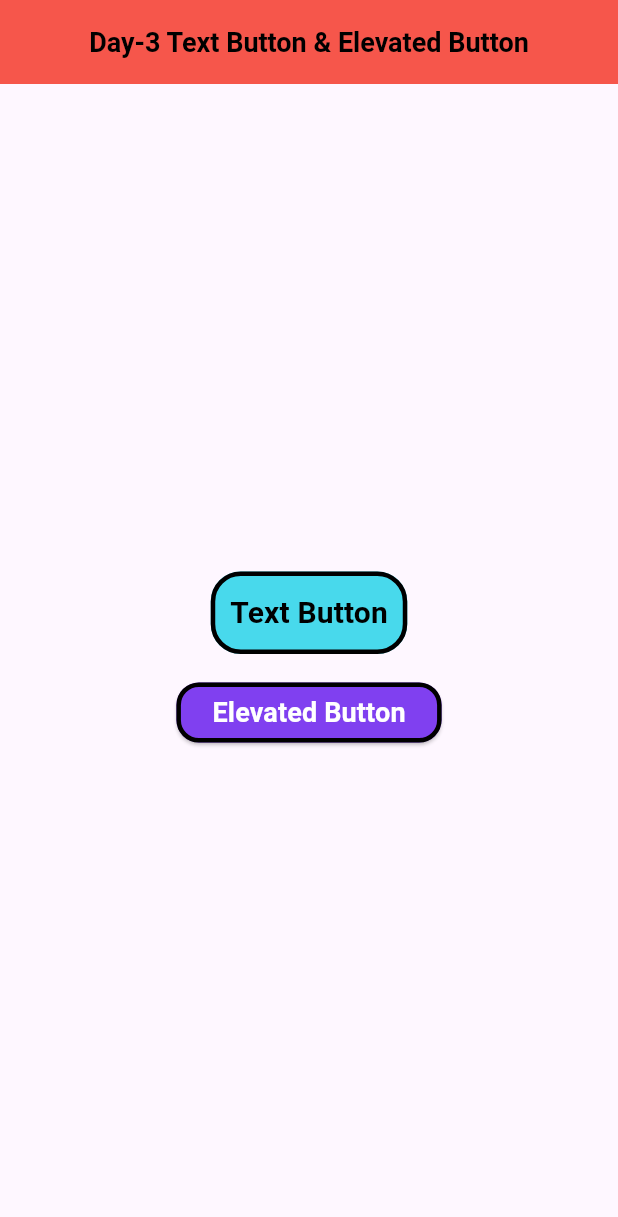
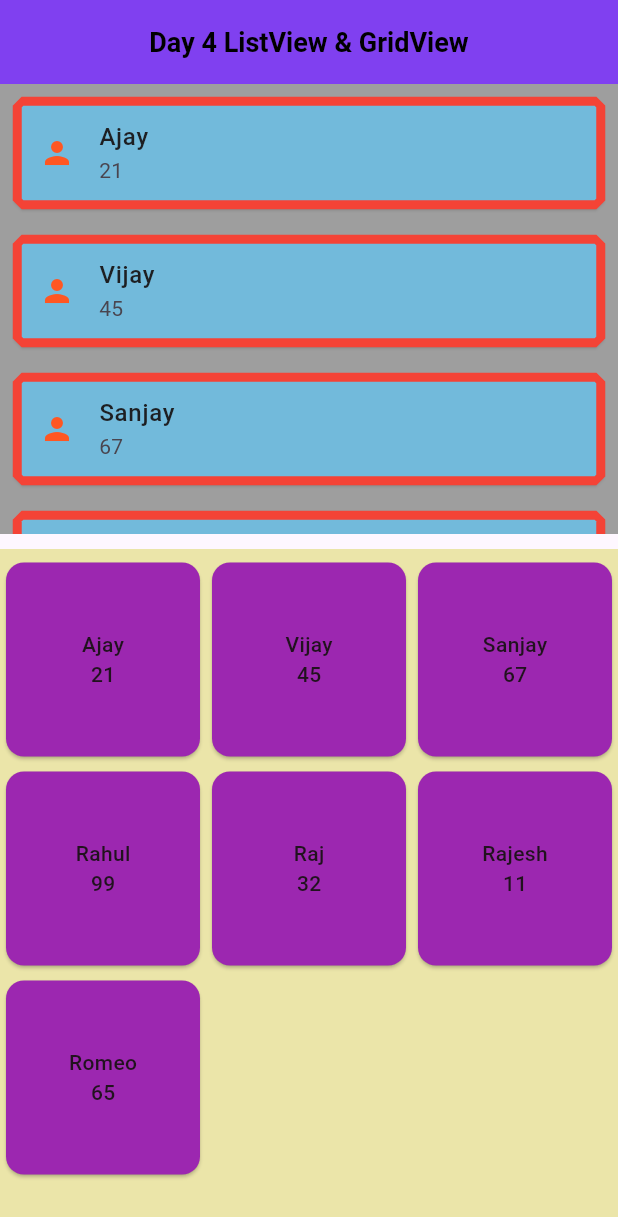
Before and after one commit to Vijay-Mahato/30_days-30_concept, a Flutter app: the screen it shows after launch, on a phone screen of 412 x 824 dp. Shown: the top 1217 px of the screen. Run offline on Flutter 3.47's test engine with Material 3 defaults, Android fonts, the phone set to English and light mode, and no system bars.

Commit message:
Day4 ListView.Builder & GridView.Builder

```diff
--- /dev/null
+++ b/lib/30_days_concepts/day-4.dart
@@ -0,0 +1,106 @@
+import 'package:flutter/material.dart';
+
+class Day4 extends StatelessWidget {
+  const Day4({super.key});
+
+  @override
+  Widget build(BuildContext context) {
+    List<String> name = [
+      "Ajay",
+      "Vijay",
+      "Sanjay",
+      "Rahul",
+      "Raj",
+      "Rajesh",
+      "Romeo"
+    ];
+    List<String> roll_no = ['21', '45', '67', '99', '32', '11', '65'];
+    return Scaffold(
+      appBar: AppBar(
+        backgroundColor: Theme.of(context).primaryColor,
+        centerTitle: true,
+        title: const Text(
+          'Day 4 ListView & GridView',
+          style: TextStyle(
+              color: Colors.black, fontWeight: FontWeight.w600, fontSize: 18),
+        ),
+      ),
+      body: Column(
+        children: [
+          Container(
+            height: 300,
+            width: double.infinity,
+            color: Colors.grey,
+            child: ListView.builder(
+              scrollDirection: Axis.vertical,
+              itemCount: name.length,
+              itemBuilder: (context, index) {
+                return Card(
+                  margin: const EdgeInsets.all(10),
+                  shape: BeveledRectangleBorder(
+                      borderRadius: BorderRadius.circular(5),
+                      side: const BorderSide(color: Colors.red, width: 3)),
+                  color: const Color.fromARGB(255, 114, 186, 219),
+                  child: ListTile(
+                    title: Text(
+                      name[index],
+                      style: const TextStyle(
+                        color: Color.fromARGB(232, 21, 16, 16),
+                        fontWeight: FontWeight.w500,
+                      ),
+                    ),
+                    dense: false,
+                    leading: const Icon(Icons.person),
+                    iconColor: Colors.deepOrange,
+                    subtitle: Text(roll_no[index]),
+                    onTap: () {
+                      print(name[index]);
+                    },
+                  ),
+                );
+              },
+            ),
+          ),
+          Expanded(
+              child: Container(
+            margin: const EdgeInsets.only(top: 10),
+            width: double.infinity,
+            color: const Color.fromARGB(255, 235, 229, 169),
+            child: GridView.builder(
+              padding: const EdgeInsets.only(top: 5),
+              itemCount: name.length,
+              gridDelegate: const SliverGridDelegateWithFixedCrossAxisCount(
+                  crossAxisSpacing: 0, crossAxisCount: 3, mainAxisSpacing: 2),
+              itemBuilder: (context, index) {
+                return Card(
+                  color: Colors.purple,
+                  child: Column(
+                    mainAxisAlignment: MainAxisAlignment.center,
+                    children: [
+                      Center(
+                        child: Text(
+                          name[index],
+                          style: const TextStyle(
+                            color: Color.fromARGB(232, 21, 16, 16),
+                            fontWeight: FontWeight.w500,
+                          ),
+                        ),
+                      ),
+                      Text(
+                        roll_no[index],
+                        style: const TextStyle(
+                          color: Color.fromARGB(232, 21, 16, 16),
+                          fontWeight: FontWeight.w500,
+                        ),
+                      ),
+                    ],
+                  ),
+                );
+              },
+            ),
+          ))
+        ],
+      ),
+    );
+  }
+}
--- a/lib/main.dart
+++ b/lib/main.dart
@@ -1,4 +1,5 @@
 import 'package:concept/30_days_concepts/day-3.dart';
+import 'package:concept/30_days_concepts/day-4.dart';
 import 'package:flutter/material.dart';
 
 import '30_days_concepts/day-1.dart';
@@ -21,7 +22,7 @@ class MyApp extends StatelessWidget {
         primaryColor: const Color.fromARGB(255, 128, 64, 240),
       ),
       // ignore: prefer_const_constructors
-      home: Day3(),
+      home: Day4(),
     );
   }
 }
```
